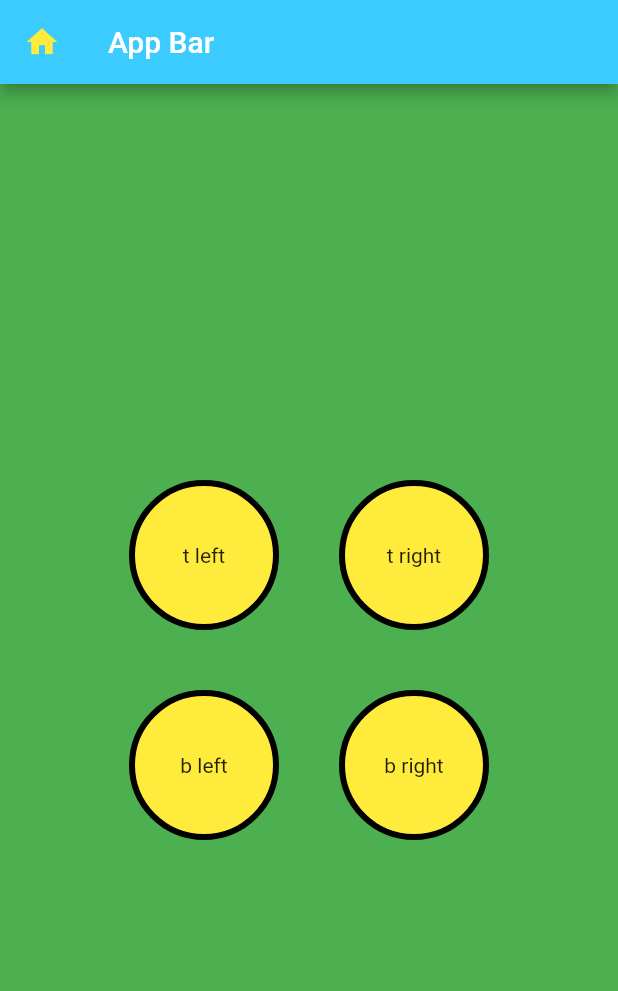
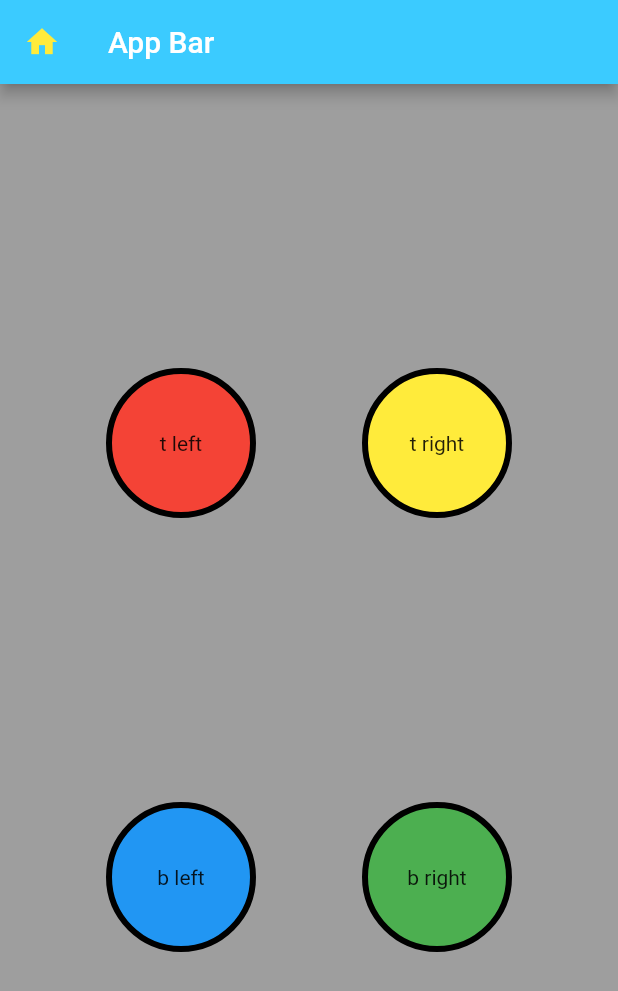
Before and after one commit to ag597482/flutter, a Flutter app: the screen it shows after launch, on a phone screen of 412 x 824 dp. Shown: the top 991 px of the screen. Run offline on Flutter 3.47's test engine with Material 2 defaults, Android fonts, the phone set to English and light mode, and no system bars.

```diff
--- a/lib/main.dart
+++ b/lib/main.dart
@@ -22,17 +22,23 @@ class App extends StatelessWidget {
             ),
           ),
           body: Container(
-            color: Colors.green,
+            color: Colors.grey,
             child: Column(
-              mainAxisAlignment: MainAxisAlignment.center,
+              mainAxisAlignment: MainAxisAlignment.spaceEvenly,
               children: [
                 Row(
-                  mainAxisAlignment: MainAxisAlignment.center,
-                  children: [getContainer("t left"), getContainer("t right")],
+                  mainAxisAlignment: MainAxisAlignment.spaceEvenly,
+                  children: [
+                    getContainer("t left", Colors.red),
+                    getContainer("t right", Colors.yellow)
+                  ],
                 ),
                 Row(
-                  mainAxisAlignment: MainAxisAlignment.center,
-                  children: [getContainer("b left"), getContainer("b right")],
+                  mainAxisAlignment: MainAxisAlignment.spaceEvenly,
+                  children: [
+                    getContainer("b left", Colors.blue),
+                    getContainer("b right", Colors.green)
+                  ],
                 )
               ],
             ),
@@ -41,16 +47,15 @@ class App extends StatelessWidget {
   }
 }
 
-Container getContainer(var v) {
+Container getContainer(var v, Color c) {
   return Container(
     alignment: Alignment.center,
     height: 100,
     width: 100,
-    margin: EdgeInsets.all(20),
     child: Text(v),
     decoration: BoxDecoration(
         border: Border.all(width: 4, color: Colors.black),
-        color: Colors.yellow,
+        color: c,
         borderRadius: BorderRadius.circular(50)),
   );
 }
```
